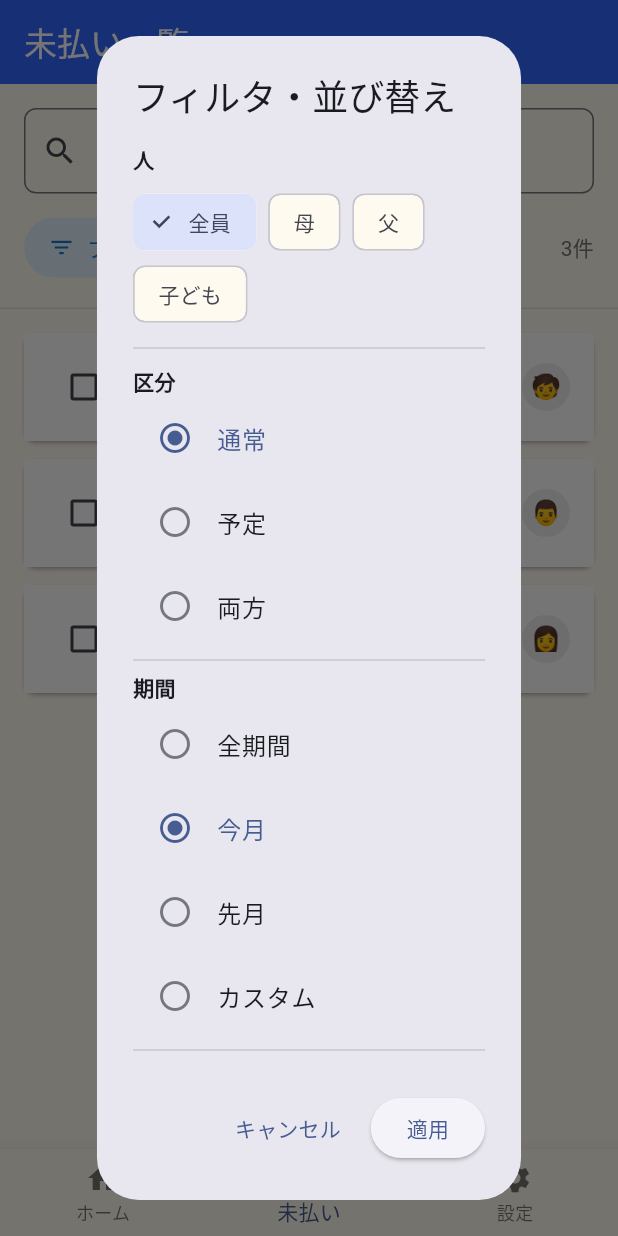
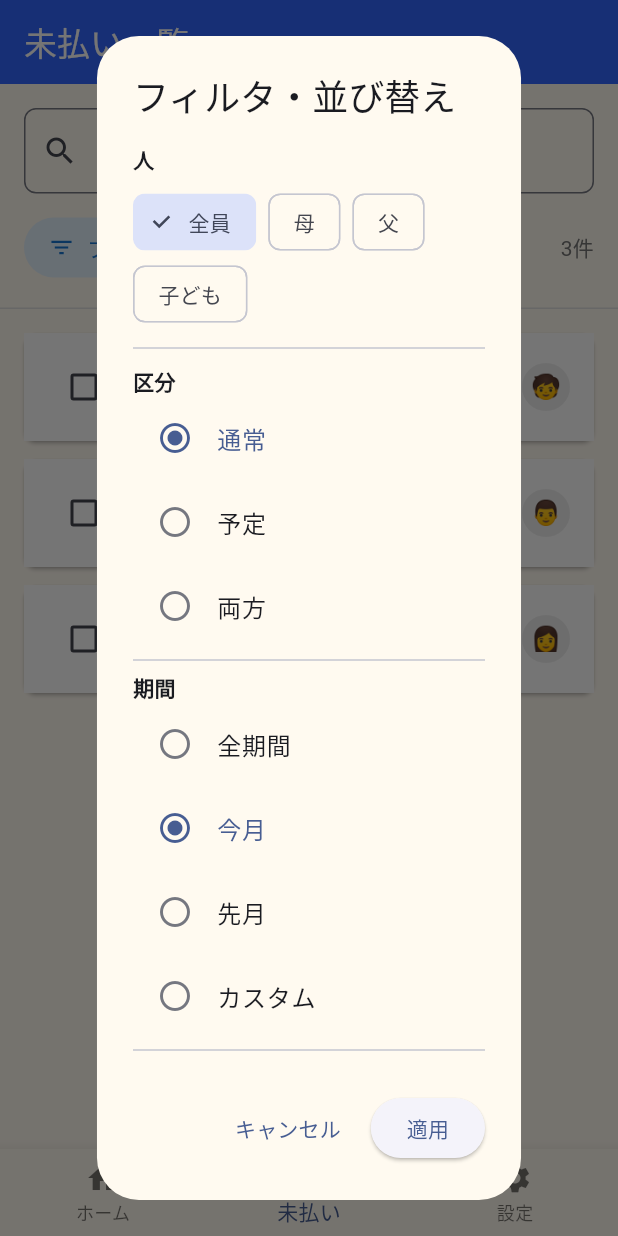
Before and after one commit to N-plus/PaymentCalendar, a Flutter app: the screen it shows after launch, item 2 of the bottom bar chosen, after a tap on "フィルタ", on a phone screen of 412 x 824 dp. Run offline on Flutter 3.47's test engine with Material 3 defaults, Android fonts, the phone set to English and light mode, and no system bars; our stand-ins replace flutter_local_notifications, flutter_riverpod, image_picker, timezone.

Commit message:
Adjust filter dialog background color

```diff
--- a/lib/screens/person/person_detail_screen.dart
+++ b/lib/screens/person/person_detail_screen.dart
@@ -258,6 +258,7 @@ class _PersonDetailScreenState
       builder: (context) {
         return AlertDialog(
           title: const Text('フィルタ・並び替え'),
+          backgroundColor: const Color(0xFFFFFAF0),
           content: SingleChildScrollView(
             child: Column(
               mainAxisSize: MainAxisSize.min,
--- a/lib/screens/unpaid/unpaid_screen.dart
+++ b/lib/screens/unpaid/unpaid_screen.dart
@@ -276,9 +276,10 @@ class _UnpaidScreenState extends ConsumerState<UnpaidScreen> {
               }
             }
 
-              final selectedRange = tempRange;
-              return AlertDialog(
+            final selectedRange = tempRange;
+            return AlertDialog(
               title: const Text('フィルタ・並び替え'),
+              backgroundColor: const Color(0xFFFFFAF0),
               content: SingleChildScrollView(
                 child: Column(
                   mainAxisSize: MainAxisSize.min,
```
